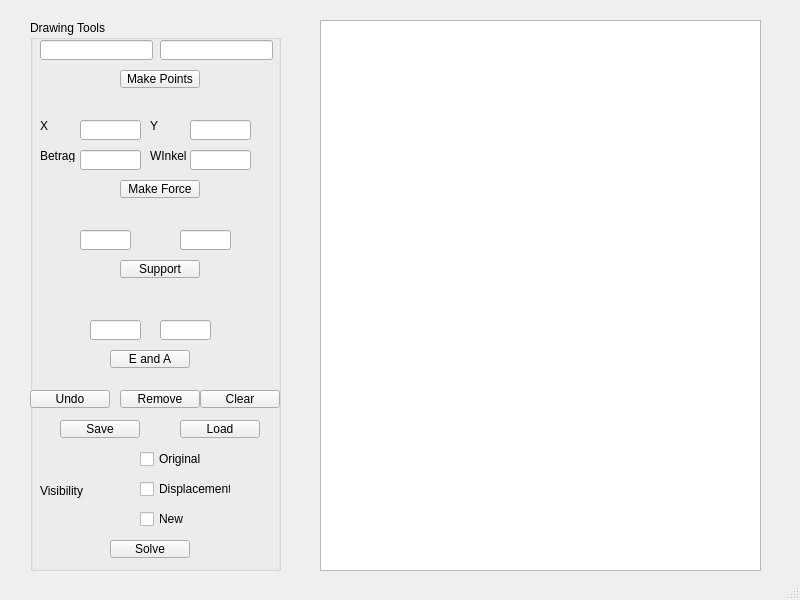
Old version of the form Tragwerk/Frontend/mainwindow.ui in the repository TheoGlaesser/Softwareentwicklungspraktikum.
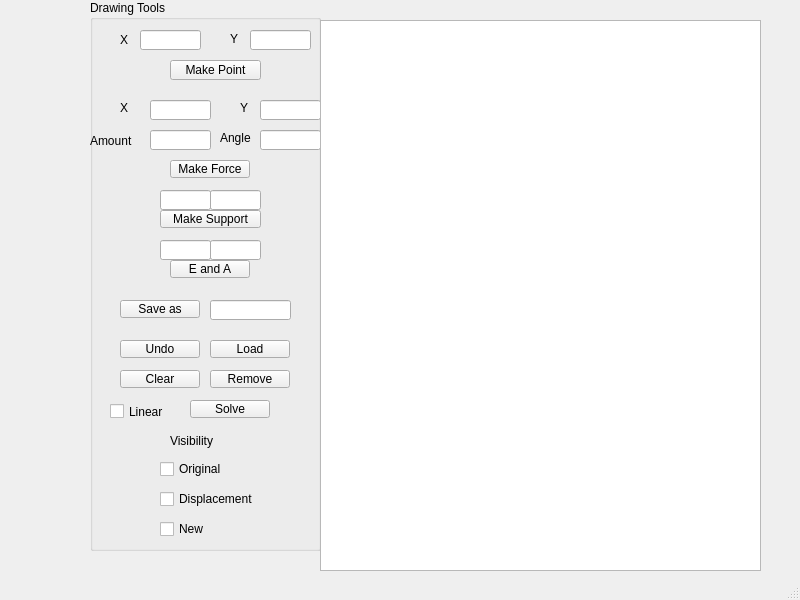
New version of the form.

Patch:
```diff
--- a/Tragwerk/Frontend/mainwindow.ui
+++ b/Tragwerk/Frontend/mainwindow.ui
@@ -17,9 +17,9 @@
    <widget class="QGroupBox" name="groupBox">
     <property name="geometry">
      <rect>
-      <x>30</x>
-      <y>20</y>
-      <width>251</width>
+      <x>90</x>
+      <y>0</y>
+      <width>231</width>
       <height>551</height>
      </rect>
     </property>
@@ -29,22 +29,22 @@
     <widget class="QPushButton" name="addNodeButton">
      <property name="geometry">
       <rect>
-       <x>90</x>
-       <y>50</y>
-       <width>80</width>
-       <height>18</height>
+       <x>80</x>
+       <y>60</y>
+       <width>91</width>
+       <height>20</height>
       </rect>
      </property>
      <property name="text">
-      <string>Make Points</string>
+      <string>Make Point</string>
      </property>
     </widget>
     <widget class="QLineEdit" name="lineEditX">
      <property name="geometry">
       <rect>
-       <x>10</x>
-       <y>20</y>
-       <width>113</width>
+       <x>50</x>
+       <y>30</y>
+       <width>61</width>
        <height>20</height>
       </rect>
      </property>
@@ -55,9 +55,9 @@
     <widget class="QLineEdit" name="lineEditY">
      <property name="geometry">
       <rect>
-       <x>130</x>
-       <y>20</y>
-       <width>113</width>
+       <x>160</x>
+       <y>30</y>
+       <width>61</width>
        <height>20</height>
       </rect>
      </property>
@@ -65,8 +65,8 @@
     <widget class="QPushButton" name="undoButton">
      <property name="geometry">
       <rect>
-       <x>0</x>
-       <y>370</y>
+       <x>30</x>
+       <y>340</y>
        <width>80</width>
        <height>18</height>
       </rect>
@@ -78,7 +78,7 @@
     <widget class="QPushButton" name="removeButton">
      <property name="geometry">
       <rect>
-       <x>90</x>
+       <x>120</x>
        <y>370</y>
        <width>80</width>
        <height>18</height>
@@ -91,7 +91,7 @@
     <widget class="QPushButton" name="makeForceButton">
      <property name="geometry">
       <rect>
-       <x>90</x>
+       <x>80</x>
        <y>160</y>
        <width>80</width>
        <height>18</height>
@@ -104,7 +104,7 @@
     <widget class="QLineEdit" name="lineEditX_2">
      <property name="geometry">
       <rect>
-       <x>50</x>
+       <x>60</x>
        <y>100</y>
        <width>61</width>
        <height>20</height>
@@ -117,7 +117,7 @@
     <widget class="QLineEdit" name="lineEditX_3">
      <property name="geometry">
       <rect>
-       <x>160</x>
+       <x>170</x>
        <y>100</y>
        <width>61</width>
        <height>20</height>
@@ -130,10 +130,10 @@
     <widget class="QLabel" name="label">
      <property name="geometry">
       <rect>
-       <x>10</x>
+       <x>30</x>
        <y>100</y>
-       <width>37</width>
-       <height>12</height>
+       <width>16</width>
+       <height>16</height>
       </rect>
      </property>
      <property name="text">
@@ -143,10 +143,10 @@
     <widget class="QLabel" name="label_2">
      <property name="geometry">
       <rect>
-       <x>120</x>
+       <x>150</x>
        <y>100</y>
-       <width>37</width>
-       <height>12</height>
+       <width>16</width>
+       <height>16</height>
       </rect>
      </property>
      <property name="text">
@@ -156,33 +156,33 @@
     <widget class="QLabel" name="label_3">
      <property name="geometry">
       <rect>
-       <x>10</x>
+       <x>0</x>
        <y>130</y>
-       <width>37</width>
-       <height>12</height>
+       <width>61</width>
+       <height>21</height>
       </rect>
      </property>
      <property name="text">
-      <string>Betrag</string>
+      <string>Amount</string>
      </property>
     </widget>
     <widget class="QLabel" name="label_4">
      <property name="geometry">
       <rect>
-       <x>120</x>
+       <x>130</x>
        <y>130</y>
-       <width>37</width>
-       <height>12</height>
+       <width>41</width>
+       <height>16</height>
       </rect>
      </property>
      <property name="text">
-      <string>WInkel</string>
+      <string>Angle</string>
      </property>
     </widget>
     <widget class="QPushButton" name="clearButton">
      <property name="geometry">
       <rect>
-       <x>170</x>
+       <x>30</x>
        <y>370</y>
        <width>80</width>
        <height>18</height>
@@ -195,8 +195,8 @@
     <widget class="QPushButton" name="solveButton">
      <property name="geometry">
       <rect>
-       <x>80</x>
-       <y>520</y>
+       <x>100</x>
+       <y>400</y>
        <width>80</width>
        <height>18</height>
       </rect>
@@ -208,21 +208,21 @@
     <widget class="QPushButton" name="supportButton">
      <property name="geometry">
       <rect>
-       <x>90</x>
-       <y>240</y>
-       <width>80</width>
+       <x>70</x>
+       <y>210</y>
+       <width>101</width>
        <height>18</height>
       </rect>
      </property>
      <property name="text">
-      <string>Support</string>
+      <string>Make Support</string>
      </property>
     </widget>
     <widget class="QLineEdit" name="lineEditX_6">
      <property name="geometry">
       <rect>
-       <x>50</x>
-       <y>210</y>
+       <x>70</x>
+       <y>190</y>
        <width>51</width>
        <height>20</height>
       </rect>
@@ -234,8 +234,8 @@
     <widget class="QLineEdit" name="lineEditX_7">
      <property name="geometry">
       <rect>
-       <x>150</x>
-       <y>210</y>
+       <x>120</x>
+       <y>190</y>
        <width>51</width>
        <height>20</height>
       </rect>
@@ -247,8 +247,8 @@
     <widget class="QLineEdit" name="lineEditX_8">
      <property name="geometry">
       <rect>
-       <x>60</x>
-       <y>300</y>
+       <x>70</x>
+       <y>240</y>
        <width>51</width>
        <height>20</height>
       </rect>
@@ -260,8 +260,8 @@
     <widget class="QLineEdit" name="lineEditX_9">
      <property name="geometry">
       <rect>
-       <x>130</x>
-       <y>300</y>
+       <x>120</x>
+       <y>240</y>
        <width>51</width>
        <height>20</height>
       </rect>
@@ -274,7 +274,7 @@
      <property name="geometry">
       <rect>
        <x>80</x>
-       <y>330</y>
+       <y>260</y>
        <width>80</width>
        <height>18</height>
       </rect>
@@ -286,7 +286,7 @@
     <widget class="QLineEdit" name="lineEditX_4">
      <property name="geometry">
       <rect>
-       <x>50</x>
+       <x>60</x>
        <y>130</y>
        <width>61</width>
        <height>20</height>
@@ -299,7 +299,7 @@
     <widget class="QLineEdit" name="lineEditX_5">
      <property name="geometry">
       <rect>
-       <x>160</x>
+       <x>170</x>
        <y>130</y>
        <width>61</width>
        <height>20</height>
@@ -313,20 +313,20 @@
      <property name="geometry">
       <rect>
        <x>30</x>
-       <y>400</y>
+       <y>300</y>
        <width>80</width>
        <height>18</height>
       </rect>
      </property>
      <property name="text">
-      <string>Save</string>
+      <string>Save as</string>
      </property>
     </widget>
     <widget class="QPushButton" name="loadButton">
      <property name="geometry">
       <rect>
-       <x>150</x>
-       <y>400</y>
+       <x>120</x>
+       <y>340</y>
        <width>80</width>
        <height>18</height>
       </rect>
@@ -338,9 +338,9 @@
     <widget class="QLabel" name="label_5">
      <property name="geometry">
       <rect>
-       <x>10</x>
-       <y>460</y>
-       <width>51</width>
+       <x>80</x>
+       <y>430</y>
+       <width>61</width>
        <height>21</height>
       </rect>
      </property>
@@ -351,9 +351,9 @@
     <widget class="QCheckBox" name="checkBox">
      <property name="geometry">
       <rect>
-       <x>110</x>
-       <y>430</y>
-       <width>71</width>
+       <x>70</x>
+       <y>460</y>
+       <width>81</width>
        <height>18</height>
       </rect>
      </property>
@@ -364,9 +364,9 @@
     <widget class="QCheckBox" name="checkBox_2">
      <property name="geometry">
       <rect>
-       <x>110</x>
-       <y>460</y>
-       <width>91</width>
+       <x>70</x>
+       <y>490</y>
+       <width>121</width>
        <height>18</height>
       </rect>
      </property>
@@ -377,8 +377,8 @@
     <widget class="QCheckBox" name="checkBox_4">
      <property name="geometry">
       <rect>
-       <x>110</x>
-       <y>490</y>
+       <x>70</x>
+       <y>520</y>
        <width>58</width>
        <height>18</height>
       </rect>
@@ -387,6 +387,68 @@
       <string>New</string>
      </property>
     </widget>
+    <widget class="QLabel" name="label_6">
+     <property name="geometry">
+      <rect>
+       <x>30</x>
+       <y>30</y>
+       <width>16</width>
+       <height>20</height>
+      </rect>
+     </property>
+     <property name="text">
+      <string>X</string>
+     </property>
+    </widget>
+    <widget class="QLabel" name="label_7">
+     <property name="geometry">
+      <rect>
+       <x>140</x>
+       <y>30</y>
+       <width>21</width>
+       <height>17</height>
+      </rect>
+     </property>
+     <property name="text">
+      <string>Y</string>
+     </property>
+    </widget>
+    <widget class="QLabel" name="label_8">
+     <property name="geometry">
+      <rect>
+       <x>40</x>
+       <y>280</y>
+       <width>67</width>
+       <height>17</height>
+      </rect>
+     </property>
+     <property name="text">
+      <string/>
+     </property>
+    </widget>
+    <widget class="QLineEdit" name="lineEdit">
+     <property name="geometry">
+      <rect>
+       <x>120</x>
+       <y>300</y>
+       <width>81</width>
+       <height>20</height>
+      </rect>
+     </property>
+    </widget>
+    <widget class="QCheckBox" name="checkBox_3">
+     <property name="geometry">
+      <rect>
+       <x>20</x>
+       <y>400</y>
+       <width>92</width>
+       <height>23</height>
+      </rect>
+     </property>
+     <property name="text">
+      <string>Linear</string>
+     </property>
+    </widget>
    </widget>
    <widget class="QGraphicsView" name="graphicsView">
     <property name="geometry">
```
Left out of the diff: 2 changed lines with no effect on the pictures.
